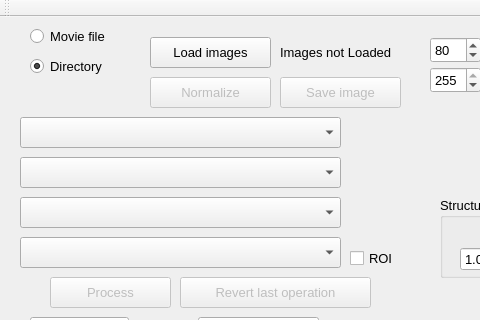
Above: src/GUI/mainwindow.ui from mjedros/mgr before the change; both pictures show x 0 to 480 and y 0 to 320 of the 790 by 591 pixel window. Below: the same form after it.
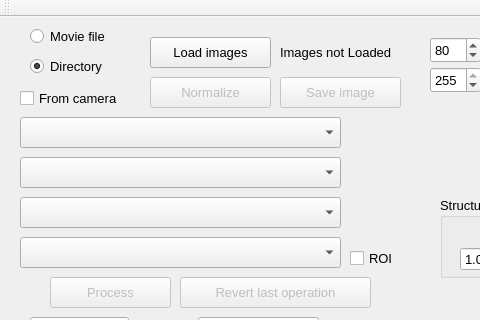
That is the form after the change.

Commit message: Choose if data from camera

What changed in the file:
```diff
--- a/src/GUI/mainwindow.ui
+++ b/src/GUI/mainwindow.ui
@@ -539,6 +539,22 @@
      <number>-1</number>
     </property>
    </widget>
+   <widget class="QCheckBox" name="imagesFromCamera">
+    <property name="enabled">
+     <bool>true</bool>
+    </property>
+    <property name="geometry">
+     <rect>
+      <x>20</x>
+      <y>70</y>
+      <width>121</width>
+      <height>22</height>
+     </rect>
+    </property>
+    <property name="text">
+     <string>From camera</string>
+    </property>
+   </widget>
   </widget>
   <widget class="QToolBar" name="mainToolBar">
    <attribute name="toolBarArea">
```
The commit also changes 4 other files.
